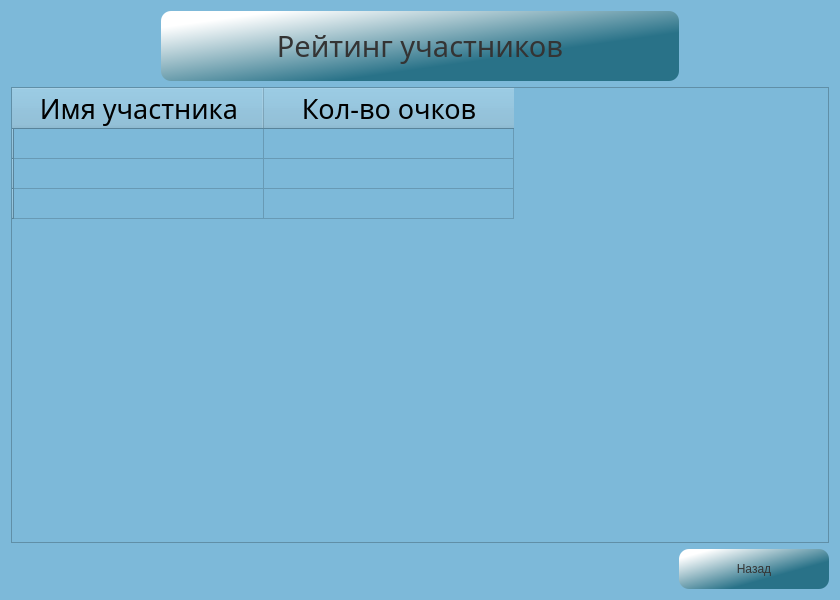
Old version of the form Client/jeducation-v0.1/rating.ui in the repository Avedik/Desktop-application-IEducation.
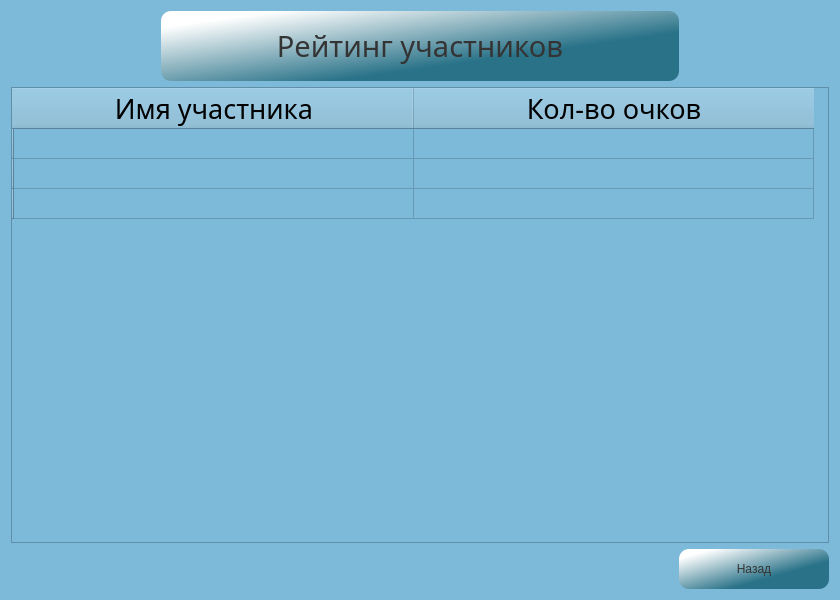
New version of the form.

What changed in the file:
```diff
--- a/Client/jeducation-v0.1/rating.ui
+++ b/Client/jeducation-v0.1/rating.ui
@@ -104,7 +104,7 @@
         <bool>false</bool>
        </property>
        <attribute name="horizontalHeaderDefaultSectionSize">
-        <number>250</number>
+        <number>400</number>
        </attribute>
        <row>
         <property name="text">
```
